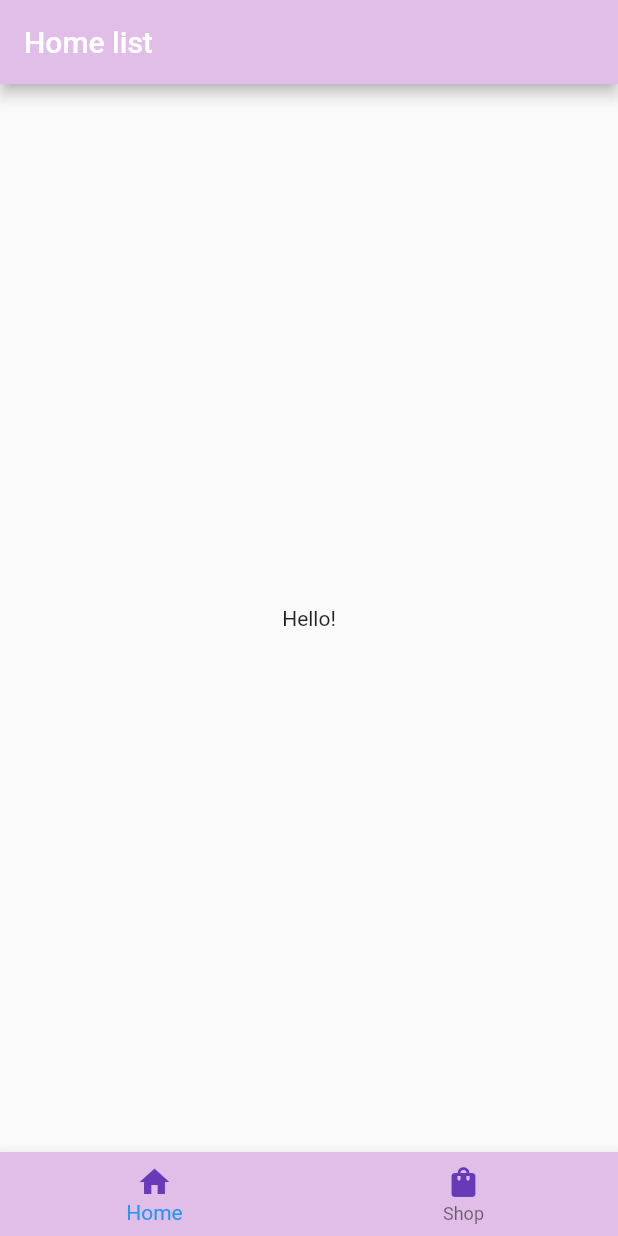
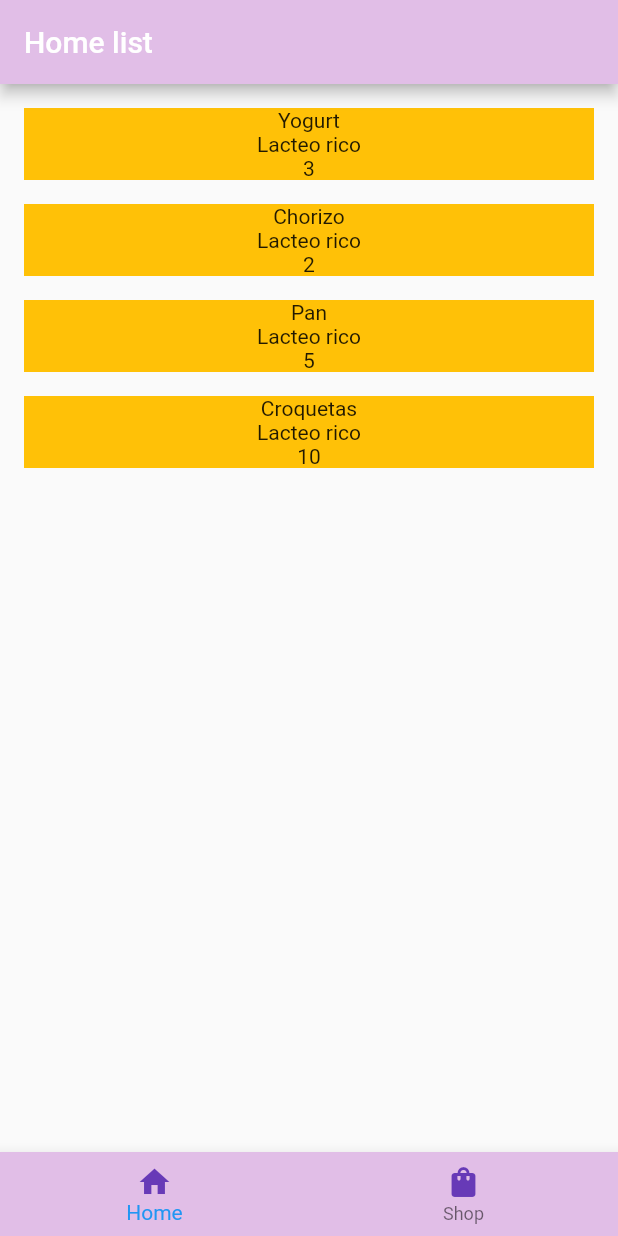
Before and after one commit to antmaczam/shopping-list, a Flutter app: the screen it shows after launch, on a phone screen of 412 x 824 dp. Run offline on Flutter 3.47's test engine with Material 2 defaults, Android fonts, the phone set to English and light mode, and no system bars.

Commit message:
Sketch home list

```diff
--- a/lib/main.dart
+++ b/lib/main.dart
@@ -36,4 +36,5 @@ class NavApp extends StatelessWidget {
       ),
     );
   }
+
 }
--- /dev/null
+++ b/lib/models/item.dart
@@ -0,0 +1,21 @@
+class Item {
+
+  late String _title;
+  late String _description;
+  late int _quantity;
+
+  String get title => _title;
+  String get description => _description;
+  int get quantity => _quantity;
+
+  set title(String value) => _title = value;
+  set description(String value) => _description = value;
+  set quantity(int value) => _quantity = value;
+
+  Item(title, description, quantity) {
+    _title = title;
+    _description = description;
+    _quantity = quantity;
+  }
+
+}
--- a/lib/screens/home_list.dart
+++ b/lib/screens/home_list.dart
@@ -1,6 +1,7 @@
 import 'package:flutter/material.dart';
 import 'package:shopping_list/constants/colors.dart';
 
+import '../models/item.dart';
 import '../widgets/bottom_bar.dart';
 
 class HomeList extends StatelessWidget {
@@ -9,14 +10,36 @@ class HomeList extends StatelessWidget {
 
   @override
   Widget build(BuildContext context) {
+    List<Item> items = [
+      Item('Yogurt', 'Lacteo rico', 3),
+      Item('Chorizo', 'Lacteo rico', 2),
+      Item('Pan', 'Lacteo rico', 5),
+      Item('Croquetas', 'Lacteo rico', 10),
+    ];
     return Scaffold(
       appBar: AppBar(
         backgroundColor: primaryColor,
         title: const Text('Home list')
       ),
-      body: const Center(
-        child: Text('Hello!'),
+      body: ListView.builder(
+        padding: const EdgeInsets.all(8),
+        itemCount: items.length,
+        itemBuilder: (BuildContext context, int index) {
+          return Container(
+            margin: const EdgeInsets.all(8),
+            color: Colors.amber,
+            child: Column(
+              children: [
+                Text(items[index].title),
+                Text(items[index].description),
+                Text('${items[index].quantity}'),
+              ]
+            ),
+          );
+        },
       ),
       bottomNavigationBar: const BottomBar()
     );
-  }}
+  }
+
+}
--- a/lib/screens/shop_list.dart
+++ b/lib/screens/shop_list.dart
@@ -19,4 +19,6 @@ class ShopList extends StatelessWidget {
       ),
       bottomNavigationBar: const BottomBar()
     );
-  }}
+  }
+
+}
```
